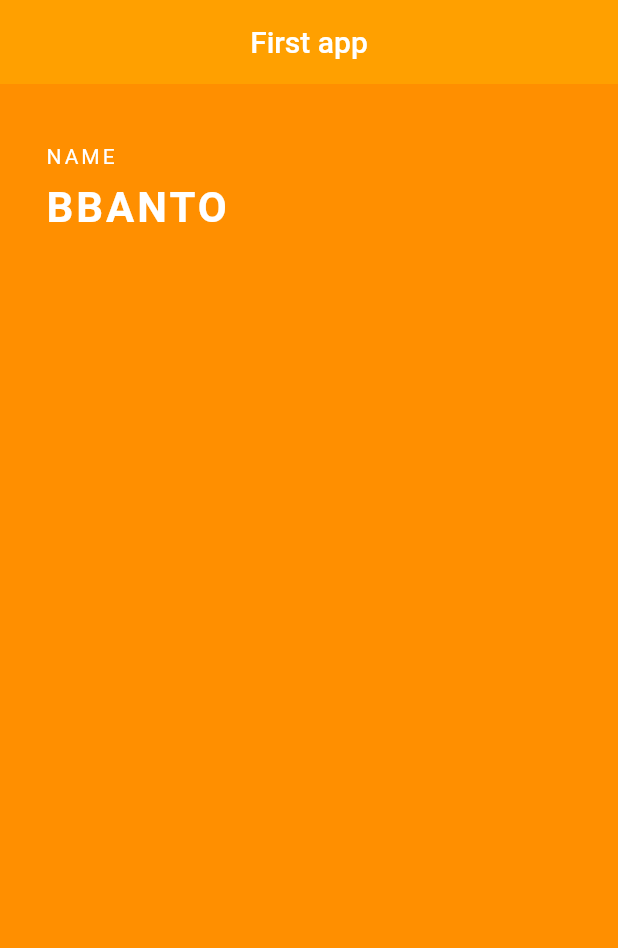
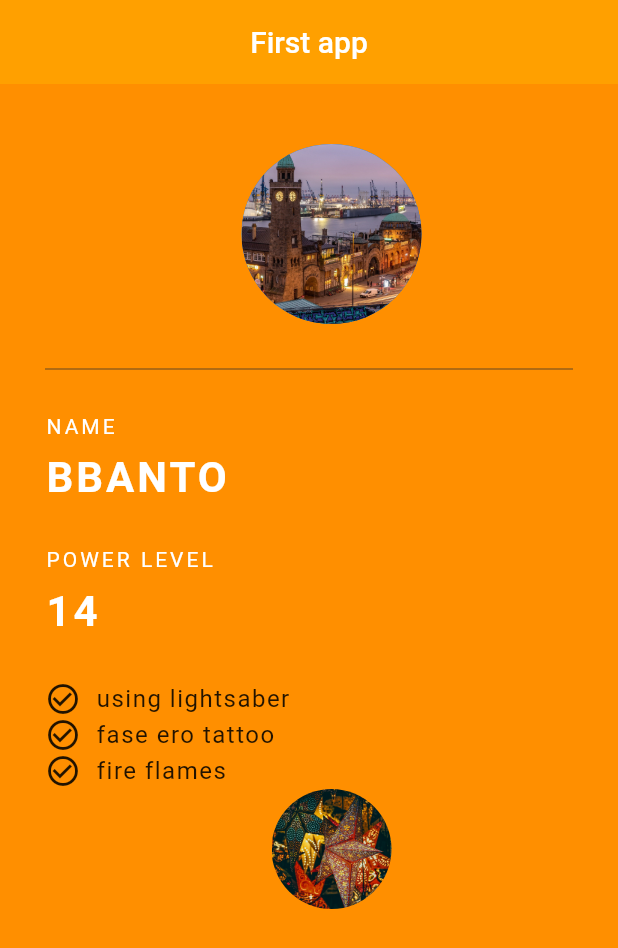
Before and after one commit to newzinee/first-flutter, a Flutter app: the screen it shows after launch, on a phone screen of 412 x 824 dp. Shown: the top 948 px of the screen. Run offline on Flutter 3.47's test engine with Material 2 defaults, Android fonts, the phone set to English and light mode, and no system bars.

Commit message:
CircleAvatar, assets, divider, debug

```diff
--- a/lib/main.dart
+++ b/lib/main.dart
@@ -6,6 +6,7 @@ class MyApp extends StatelessWidget {
   @override
   Widget build(BuildContext context) {
     return MaterialApp(
+      debugShowCheckedModeBanner: false,
       title: 'First app',
       home: Grade(),
     );
@@ -28,26 +29,99 @@ class Grade extends StatelessWidget {
           child: Column(
             crossAxisAlignment: CrossAxisAlignment.start,
             children: <Widget>[
-            Text('NAME',
-            style: TextStyle(
-              color: Colors.white,
-              letterSpacing: 2.0
+              Center(
+                child: CircleAvatar(
+                  backgroundImage: AssetImage('assets/port.jpg'),
+                  radius: 60.0,
                 ),
+              ),
+              Divider(
+                height: 60.0,
+                color: Colors.grey[850],
+                thickness: 0.5,
+                endIndent: 30.0,
+              ),
+              Text(
+                'NAME',
+                style: TextStyle(color: Colors.white, letterSpacing: 2.0),
               ),
               SizedBox(
                 height: 10.0,
               ),
-            Text('BBANTO',
+              Text(
+                'BBANTO',
                 style: TextStyle(
                     color: Colors.white,
                     letterSpacing: 2.0,
                     fontSize: 28.0,
-              fontWeight: FontWeight.bold
+                    fontWeight: FontWeight.bold),
+              ),
+              SizedBox(
+                height: 30.0,
+              ),
+              Text(
+                'POWER LEVEL',
+                style: TextStyle(color: Colors.white, letterSpacing: 2.0),
+              ),
+              SizedBox(
+                height: 10.0,
+              ),
+              Text(
+                '14',
+                style: TextStyle(
+                    color: Colors.white,
+                    letterSpacing: 2.0,
+                    fontSize: 28.0,
+                    fontWeight: FontWeight.bold),
+              ),
+              SizedBox(
+                height: 30.0,
+              ),
+              Row(
+                children: <Widget>[
+                  Icon(Icons.check_circle_outline),
+                  SizedBox(
+                    width: 10.0,
+                  ),
+                  Text(
+                    'using lightsaber',
+                    style: TextStyle(fontSize: 16.0, letterSpacing: 1.0),
+                  )
+                ],
+              ),
+              Row(
+                children: <Widget>[
+                  Icon(Icons.check_circle_outline),
+                  SizedBox(
+                    width: 10.0,
+                  ),
+                  Text(
+                    'fase ero tattoo',
+                    style: TextStyle(fontSize: 16.0, letterSpacing: 1.0),
+                  )
+                ],
+              ),
+              Row(
+                children: <Widget>[
+                  Icon(Icons.check_circle_outline),
+                  SizedBox(
+                    width: 10.0,
+                  ),
+                  Text(
+                    'fire flames',
+                    style: TextStyle(fontSize: 16.0, letterSpacing: 1.0),
+                  )
+                ],
+              ),
+              Center(
+                child: CircleAvatar(
+                  backgroundImage: AssetImage('assets/star.jpg'),
+                  radius: 40.0,
+                  backgroundColor: Colors.amber[800],
                 ),
               ),
             ],
-        )
-      ),
+          )),
     );
   }
 }
--- a/pubspec.yaml
+++ b/pubspec.yaml
@@ -47,9 +47,9 @@ flutter:
   uses-material-design: true
 
   # To add assets to your application, add an assets section, like this:
-  # assets:
-  #   - images/a_dot_burr.jpeg
-  #   - images/a_dot_ham.jpeg
+  assets:
+    - assets/port.jpg
+    - assets/star.jpg
 
   # An image asset can refer to one or more resolution-specific "variants", see
   # https://flutter.dev/assets-and-images/#resolution-aware.
```
Also changed, not shown: assets/port.jpg (added), assets/star.jpg (added). Lines whose indentation alone changed are shown as unchanged.
